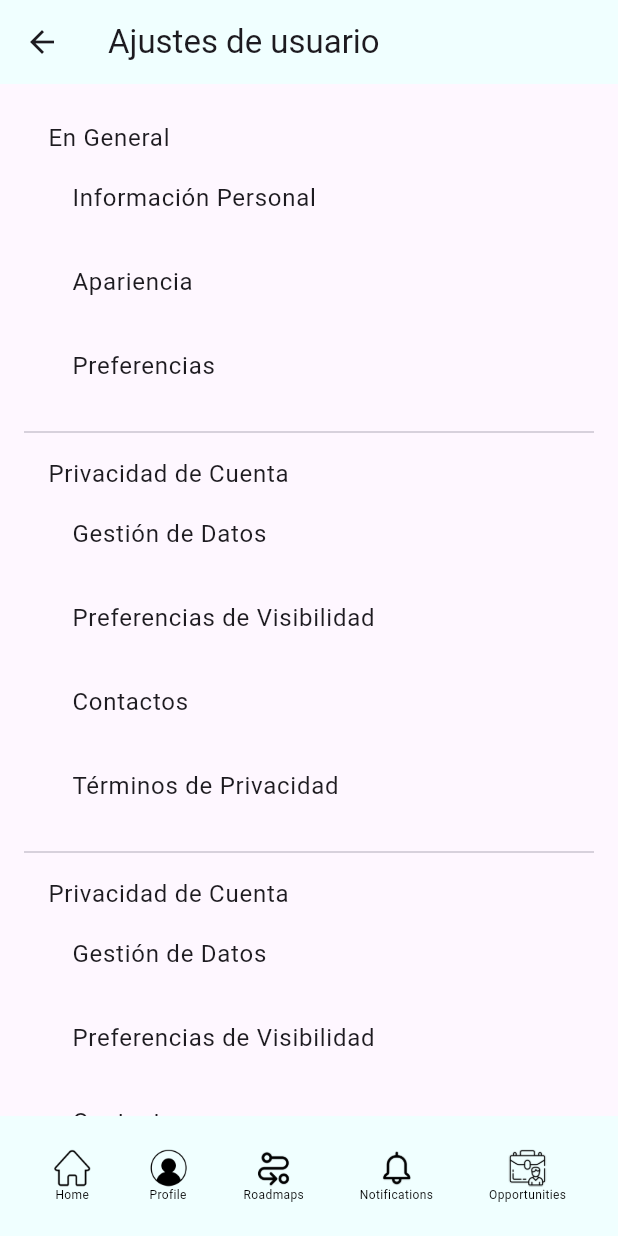
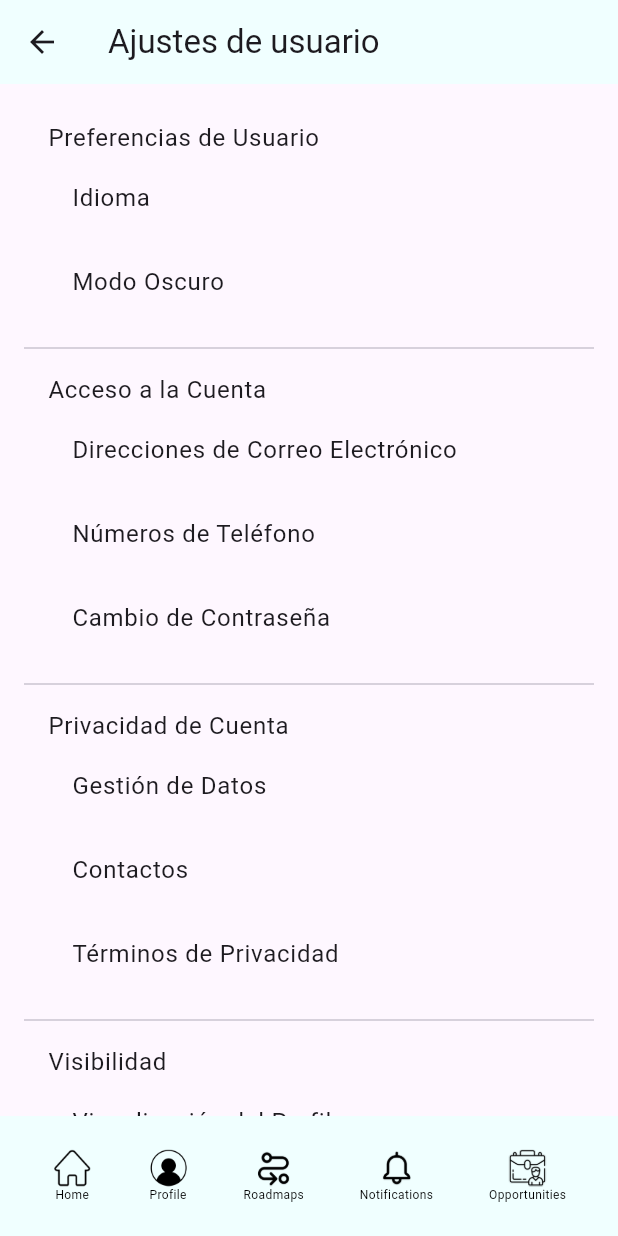
Before and after one commit to GRUPO-3-MOVILES/upc-pre-202402-cc-238-WV61-WeHaveAnIdea-Roademics, a Flutter app: the SettingsPage screen opened directly, on a phone screen of 412 x 824 dp. Run offline on Flutter 3.47's test engine with Material 3 defaults, Android fonts, the phone set to English and light mode, and no system bars; our stand-ins replace bloc, flutter_bloc; network calls fail.

Commit message:
feat: add update email settings page

```diff
--- a/roademics/lib/data/profiles/repository/profile_repository_impl.dart
+++ b/roademics/lib/data/profiles/repository/profile_repository_impl.dart
@@ -1,5 +1,5 @@
 import 'package:roademics/domain/profiles/entities/profile_model.dart';
-import 'package:roademics/data/profiles/repository/profile_repository.dart';
+import 'package:roademics/domain/profiles/repositories/profile_repository.dart';
 import 'package:roademics/data/profiles/remote/profile_service.dart';
 
 class ProfileRepositoryImpl implements ProfileRepository {
--- a/roademics/lib/presentation/profiles/bloc/profile_bloc.dart
+++ b/roademics/lib/presentation/profiles/bloc/profile_bloc.dart
@@ -1,5 +1,5 @@
 import 'package:bloc/bloc.dart';
-import 'package:roademics/data/profiles/repository/profile_repository.dart';
+import 'package:roademics/domain/profiles/repositories/profile_repository.dart';
 import 'profile_event.dart';
 import 'profile_state.dart';
 
--- a/roademics/lib/presentation/profiles/pages/edit_profile_page.dart
+++ b/roademics/lib/presentation/profiles/pages/edit_profile_page.dart
@@ -9,10 +9,10 @@ class EditProfilePage extends StatefulWidget {
   const EditProfilePage({super.key});
 
   @override
-  _EditProfilePageState createState() => _EditProfilePageState();
+  EditProfilePageState createState() => EditProfilePageState();
 }
 
-class _EditProfilePageState extends State<EditProfilePage> {
+class EditProfilePageState extends State<EditProfilePage> {
   // Controladores para los campos de texto
   final TextEditingController _nameController = TextEditingController();
   final TextEditingController _cityController = TextEditingController();
--- a/roademics/lib/presentation/profiles/pages/setting_page.dart
+++ b/roademics/lib/presentation/profiles/pages/setting_page.dart
@@ -1,4 +1,5 @@
 import 'package:flutter/material.dart';
+import 'package:roademics/presentation/profiles/pages/email_addresses_page.dart';
 import 'package:roademics/presentation/profiles/widgets/nav_bar.dart';
 
 class SettingsPage extends StatelessWidget {
@@ -15,20 +16,42 @@ class SettingsPage extends StatelessWidget {
         padding: const EdgeInsets.all(16.0),
         children: [
           const ListTile(
-            title: Text("En General"),
+            title: Text("Preferencias de Usuario"),
             subtitle: Column(
               crossAxisAlignment: CrossAxisAlignment.start,
               children: [
                 ListTile(
-                  title: Text("Información Personal"),
+                  title: Text("Idioma"),
                   onTap: null, // Agrega página aquí
                 ),
                 ListTile(
-                  title: Text("Apariencia"),
+                  title: Text("Modo Oscuro"),
                   onTap: null, // Agrega página aquí
                 ),
+              ],
+            ),
+          ),
+          const Divider(),
+          ListTile(
+            title: const Text("Acceso a la Cuenta"),
+            subtitle: Column(
+              crossAxisAlignment: CrossAxisAlignment.start,
+              children: [
                 ListTile(
-                  title: Text("Preferencias"),
+                  title: const Text("Direcciones de Correo Electrónico"),
+                  onTap: () {
+                    Navigator.push(
+                      context,
+                      MaterialPageRoute(builder: (context) => const EmailAddressesPage()),
+                    );
+                  },
+                ),
+                const ListTile(
+                  title: Text("Números de Teléfono"),
+                  onTap: null, // Agrega página aquí
+                ),
+                const ListTile(
+                  title: Text("Cambio de Contraseña"),
                   onTap: null, // Agrega página aquí
                 ),
               ],
@@ -45,10 +68,6 @@ class SettingsPage extends StatelessWidget {
                   onTap: null, // Agrega página aquí
                 ),
                 ListTile(
-                  title: Text("Preferencias de Visibilidad"),
-                  onTap: null, // Agrega página aquí
-                ),
-                ListTile(
                   title: Text("Contactos"),
                   onTap: null, // Agrega página aquí
                 ),
@@ -61,24 +80,20 @@ class SettingsPage extends StatelessWidget {
           ),
           const Divider(),
           const ListTile(
-            title: Text("Privacidad de Cuenta"),
+            title: Text("Visibilidad"),
             subtitle: Column(
               crossAxisAlignment: CrossAxisAlignment.start,
               children: [
                 ListTile(
-                  title: Text("Gestión de Datos"),
+                  title: Text("Visualización del Perfil"),
                   onTap: null, // Agrega página aquí
                 ),
                 ListTile(
-                  title: Text("Preferencias de Visibilidad"),
+                  title: Text("Gestionar Estado"),
                   onTap: null, // Agrega página aquí
                 ),
                 ListTile(
-                  title: Text("Contactos"),
-                  onTap: null, // Agrega página aquí
-                ),
-                ListTile(
-                  title: Text("Términos de Privacidad"),
+                  title: Text("Bloqueos"),
                   onTap: null, // Agrega página aquí
                 ),
               ],
@@ -91,7 +106,7 @@ class SettingsPage extends StatelessWidget {
               crossAxisAlignment: CrossAxisAlignment.start,
               children: [
                 ListTile(
-                  title: Text("Medios de Recuperación"),
+                  title: Text("Llaves de Acceso"),
                   onTap: null, // Agrega página aquí
                 ),
                 ListTile(
```
Also changed, not shown: roademics/lib/domain/profiles/entities/profile_model.dart (+61 -0 lines), roademics/lib/presentation/profiles/pages/email_addresses_page.dart (added, +106 -0 lines), roademics/lib/domain/profiles/repositories/profile_repository.dart (renamed from roademics/lib/data/profiles/repository/profile_repository.dart), 2 other files.
